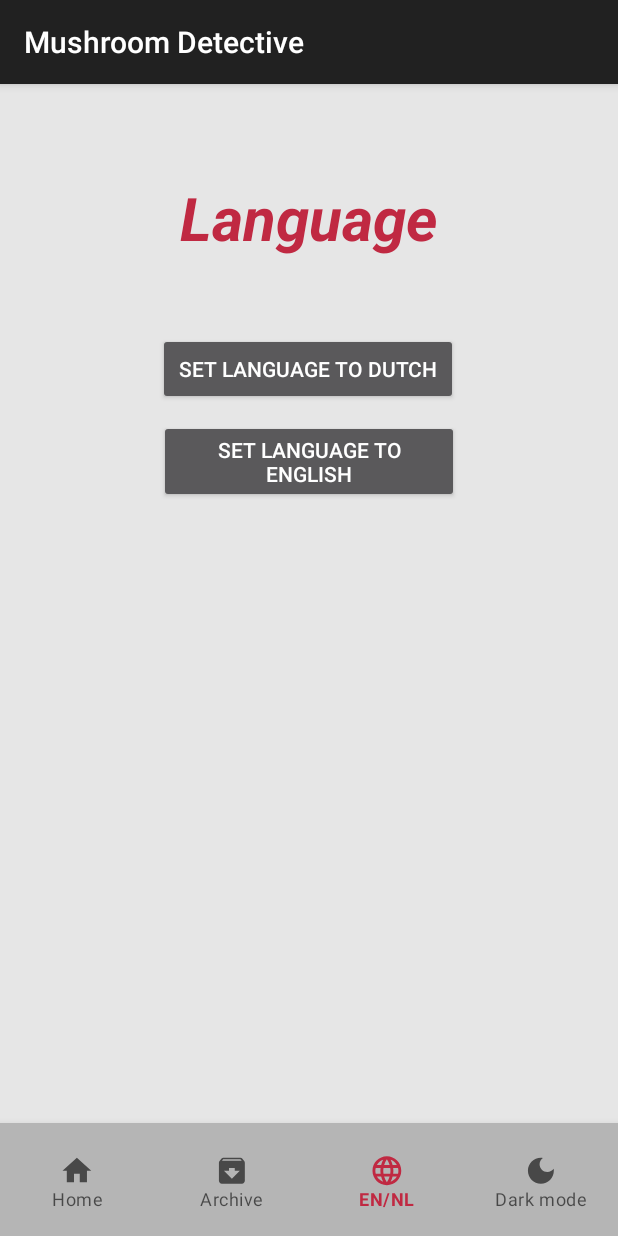
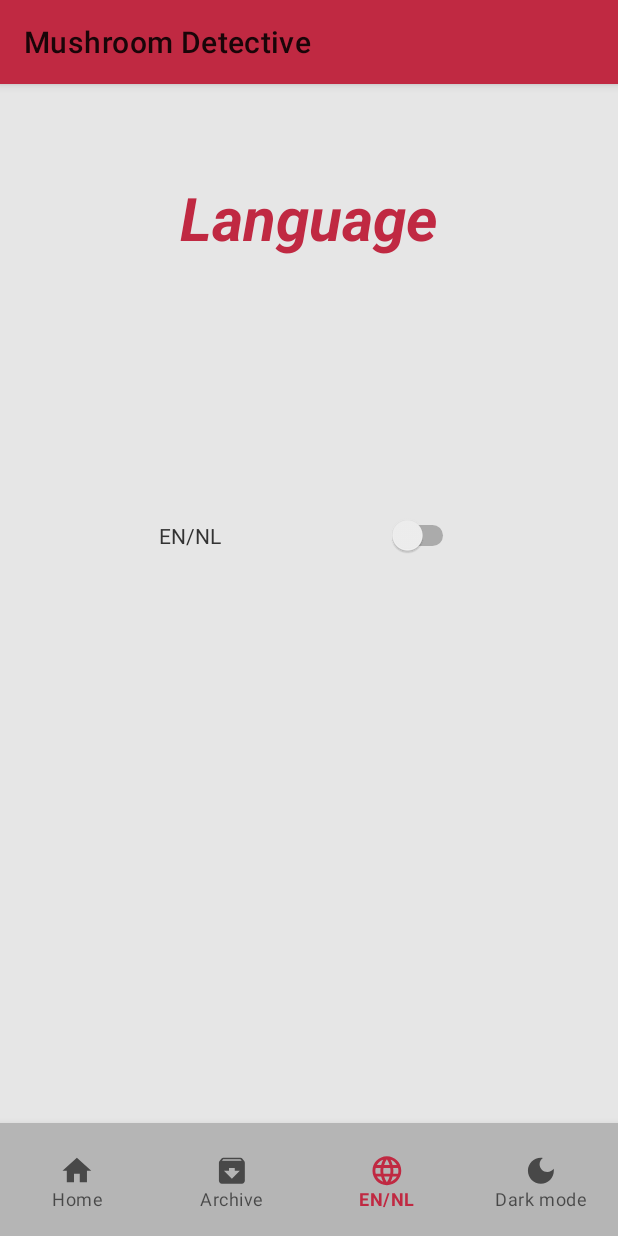
Before and after one commit to aftermathematic/MushroomDetectiveV2, an Android app: the screen it shows after launch (MainActivity), item 3 of the bottom bar chosen, on a phone screen of 412 x 824 dp. Run offline under Robolectric (Android 15) with nearby library versions, the phone set to English and light mode, and no system bars.

Commit message:
Dark mode

```diff
--- a/app/src/main/AndroidManifest.xml
+++ b/app/src/main/AndroidManifest.xml
@@ -21,7 +21,8 @@
         tools:targetApi="31">
         <activity
             android:name=".MainActivity"
-            android:exported="true">
+            android:exported="true"
+            android:theme="@style/AppTheme">
             <intent-filter>
                 <action android:name="android.intent.action.MAIN" />
                 <category android:name="android.intent.category.LAUNCHER" />
--- a/app/src/main/java/be/ehb/mushroomdetectivev2/LanguageFragment.kt
+++ b/app/src/main/java/be/ehb/mushroomdetectivev2/LanguageFragment.kt
@@ -1,11 +1,14 @@
 package be.ehb.mushroomdetectivev2
 
+import android.content.ContentValues
 import android.content.Context
 import android.content.res.Configuration
 import android.content.res.Resources
 import android.os.Bundle
+import android.util.Log
 import android.view.View
 import android.widget.Button
+import android.widget.Switch
 import androidx.appcompat.app.AppCompatDelegate
 import androidx.core.os.LocaleListCompat
 import androidx.fragment.app.Fragment
@@ -25,15 +28,33 @@ class LanguageFragment : Fragment(R.layout.fragment_language) {
     override fun onViewCreated(view: View, savedInstanceState: Bundle?) {
         super.onViewCreated(view, savedInstanceState)
 
-        view.findViewById<Button>(R.id.button_dutch).setOnClickListener {
-            val appLocale: LocaleListCompat = LocaleListCompat.forLanguageTags("nl")
-            AppCompatDelegate.setApplicationLocales(appLocale)
-        }
+        val switch: Switch = view.findViewById(R.id.switch_language)
 
-        view.findViewById<Button>(R.id.button_english).setOnClickListener {
-            val appLocale: LocaleListCompat = LocaleListCompat.forLanguageTags("")
-            AppCompatDelegate.setApplicationLocales(appLocale)
+        switch.isChecked = Locale.getDefault().language == "nl"
+
+        switch.setOnCheckedChangeListener { buttonView, isChecked ->
+            if (isChecked) {
+                // Set the locale to NL
+                val appLocale: LocaleListCompat = LocaleListCompat.forLanguageTags("nl")
+                AppCompatDelegate.setApplicationLocales(appLocale)
+
+                // refresh the current fragment
+                val ft = parentFragmentManager.beginTransaction()
+                ft.detach(this).attach(this).commit()
+
+                // The switch is enabled/checked
+                Log.d(ContentValues.TAG, "Locale changed to NL")
+            } else {
+                // Set the locale to EN
+                val appLocale: LocaleListCompat = LocaleListCompat.forLanguageTags("en")
+                AppCompatDelegate.setApplicationLocales(appLocale)
+
+                // The switch is enabled/checked
+                Log.d(ContentValues.TAG, "Locale changed to EN")
+            }
         }
 
     }
+
+
 }
--- a/app/src/main/res/layout/fragment_archive.xml
+++ b/app/src/main/res/layout/fragment_archive.xml
@@ -2,6 +2,7 @@
 <FrameLayout xmlns:android="http://schemas.android.com/apk/res/android"
     android:layout_width="match_parent"
     android:layout_height="match_parent"
+    android:id="@+id/ArchiveFragment"
     android:padding="16dp">
 
     <!-- RecyclerView for displaying the list of mushrooms -->
--- a/app/src/main/res/layout/fragment_language.xml
+++ b/app/src/main/res/layout/fragment_language.xml
@@ -12,7 +12,7 @@
     android:layout_width="wrap_content"
     android:layout_height="wrap_content"
     android:text="@string/language"
-    android:textColor="@color/colorPrimary"
+    android:textColor="?attr/colorTitle"
     android:textSize="40sp"
     android:textStyle="italic|bold"
     app:layout_constraintBottom_toBottomOf="parent"
@@ -21,26 +21,15 @@
     app:layout_constraintTop_toTopOf="parent"
     app:layout_constraintVertical_bias="0.097" />
 
-    <Button
-        android:id="@+id/button_english"
-        android:layout_width="200dp"
+    <Switch
+        android:id="@+id/switch_language"
+        android:layout_width="wrap_content"
         android:layout_height="wrap_content"
-        android:layout_marginTop="10dp"
-        android:text="@string/language_en"
+        android:layout_marginTop="171dp"
+        android:text="EN/NL"
+        android:textColor="@color/colorPrimaryDark"
+        android:minWidth="200dp"
         app:layout_constraintEnd_toEndOf="parent"
-        app:layout_constraintStart_toStartOf="parent"
-        app:layout_constraintTop_toBottomOf="@+id/button_dutch" />
-
-    <Button
-        android:id="@+id/button_dutch"
-        android:layout_width="200dp"
-        android:layout_height="wrap_content"
-        android:layout_marginTop="50dp"
-        android:layout_marginBottom="42dp"
-        android:text="@string/language_nl"
-        app:layout_constraintBottom_toTopOf="@+id/button_english"
-        app:layout_constraintEnd_toEndOf="parent"
-        app:layout_constraintHorizontal_bias="0.497"
         app:layout_constraintStart_toStartOf="parent"
         app:layout_constraintTop_toBottomOf="@+id/languageFragment" />
 
--- a/app/src/main/res/layout/mushroom_list_item.xml
+++ b/app/src/main/res/layout/mushroom_list_item.xml
@@ -91,7 +91,7 @@
         android:layout_height="wrap_content"
         android:text="API Poison"
         android:textSize="16sp"
-        android:textColor="@color/colorPrimaryDark"
+        android:textColor="?attr/colorText"
         android:padding="4dp"/>
 
     <!-- TextView for api_confidence with no border -->
@@ -101,6 +101,6 @@
         android:layout_height="wrap_content"
         android:text="API Confidence"
         android:textSize="16sp"
-        android:textColor="@color/colorPrimaryDark"
+        android:textColor="?attr/colorText"
         android:padding="4dp"/>
 </LinearLayout>
--- a/app/src/main/res/values-night/themes.xml
+++ b/app/src/main/res/values-night/themes.xml
@@ -5,9 +5,9 @@
         <item name="colorPrimary">@color/colorPrimary</item>
         <item name="colorPrimaryDark">@color/colorPrimaryDark</item>
         <item name="colorAccent">@color/colorAccent</item>
-
-        <item name="colorBg">@color/colorBgLight</item>
-
+        <item name="colorBg">@color/colorBgDark</item>
+        <item name="colorText">@color/colorTextLight</item>
+        <item name="colorTitle">@color/colorTitleDark</item>
     </style>
 
 </resources>
--- a/app/src/main/res/values/attrs.xml
+++ b/app/src/main/res/values/attrs.xml
@@ -1,4 +1,5 @@
 <resources>
-    <!-- Define custom attributes here -->
     <attr name="colorBg" format="reference"/>
+    <attr name="colorText" format="reference"/>
+    <attr name="colorTitle" format="reference"/>
 </resources>
--- a/app/src/main/res/values/colors.xml
+++ b/app/src/main/res/values/colors.xml
@@ -9,4 +9,10 @@
 
     <color name="colorBgLight">#E6E6E6</color>
     <color name="colorBgDark">#333333</color>
+
+    <color name="colorTextLight">#E6E6E6</color>
+    <color name="colorTextDark">#333333</color>
+
+    <color name="colorTitleLight">#C02942</color>
+    <color name="colorTitleDark">#E6E6E6</color>
 </resources>
--- a/app/src/main/res/values/themes.xml
+++ b/app/src/main/res/values/themes.xml
@@ -6,6 +6,8 @@
         <item name="colorPrimaryDark">@color/colorPrimaryDark</item>
         <item name="colorAccent">@color/colorAccent</item>
         <item name="colorBg">@color/colorBgLight</item>
+        <item name="colorText">@color/colorTextDark</item>
+        <item name="colorTitle">@color/colorTitleLight</item>
     </style>
 
 </resources>
```
Also changed, not shown: app/src/main/java/be/ehb/mushroomdetectivev2/DarkFragment.kt (+7 -7 lines), app/src/main/res/layout/fragment_dark.xml (+7 -5 lines), app/src/main/res/layout/fragment_home.xml (+4 -4 lines).
